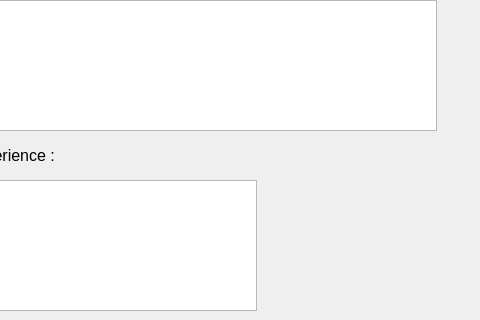
The window that projectworkflowdialog.ui (ProjetCPP-S2-2A15/projetcpp2a15-vaccicare) describes before a commit, drawn with Qt 5; both pictures show x 94 to 574 and y 150 to 470 of the 574 by 629 pixel window.
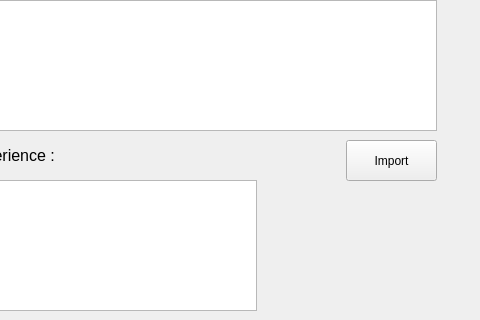
The same window after the commit.

```diff
--- a/projectworkflowdialog.ui
+++ b/projectworkflowdialog.ui
@@ -139,6 +139,19 @@
     </rect>
    </property>
   </widget>
+  <widget class="QPushButton" name="ButtonImport">
+   <property name="geometry">
+    <rect>
+     <x>440</x>
+     <y>290</y>
+     <width>91</width>
+     <height>41</height>
+    </rect>
+   </property>
+   <property name="text">
+    <string>Import</string>
+   </property>
+  </widget>
  </widget>
  <resources/>
  <connections/>
```
